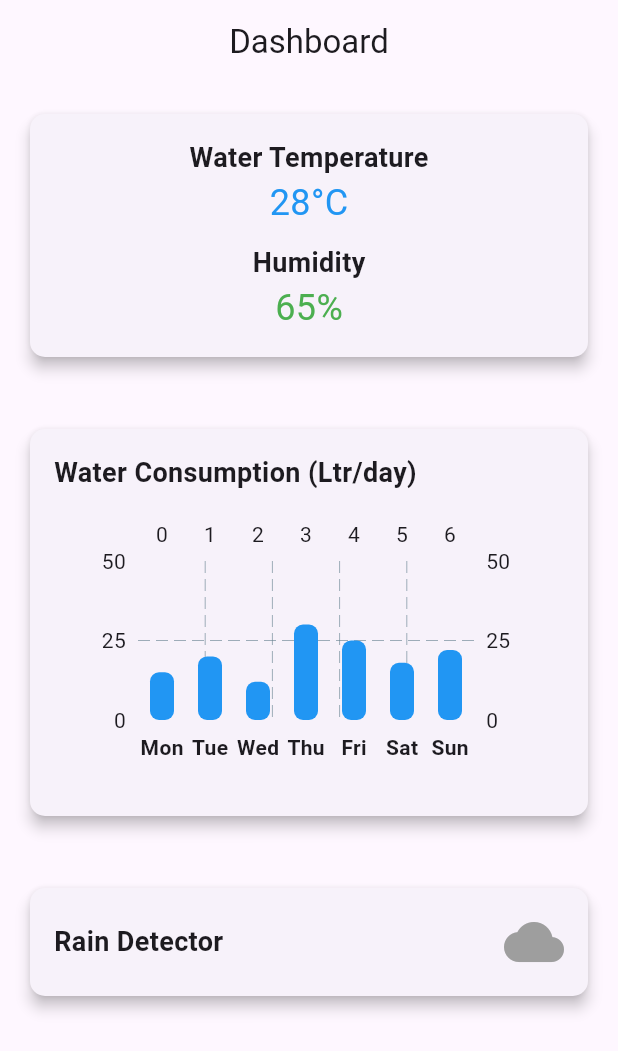
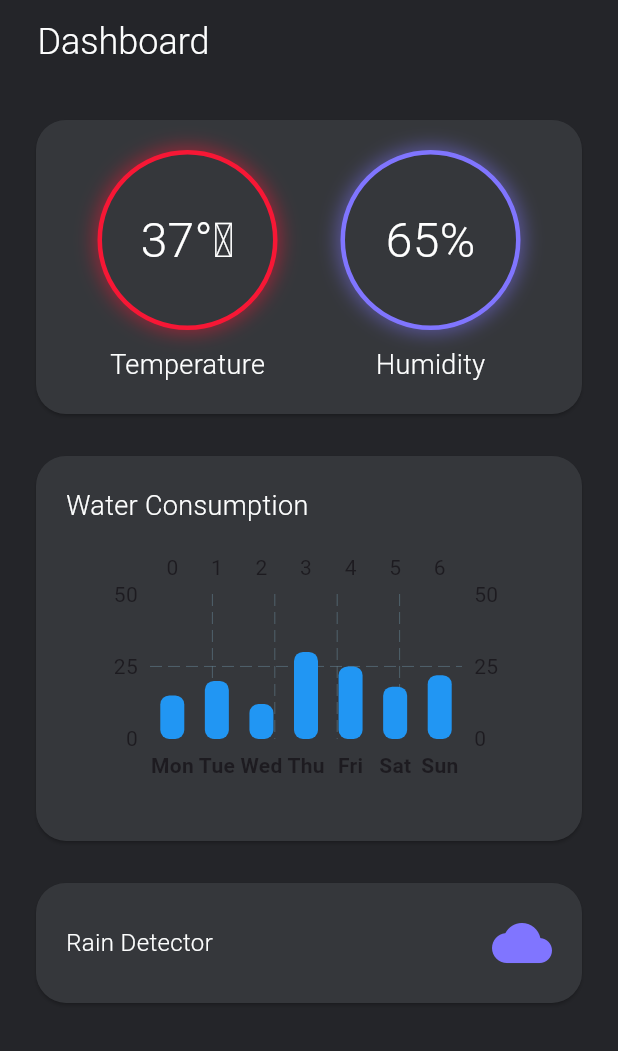
Before and after one commit to raedbgr/SmartDrop, a Flutter app: the screen it shows after launch, on a phone screen of 412 x 824 dp. Shown: the top 1051 px of the screen. Run offline on Flutter 3.47's test engine with Material 3 defaults, Android fonts, the phone set to English and light mode, and no system bars; drawn by our look-alikes of fl_chart; our stand-ins replace get, syncfusion_flutter_gauges.

Commit message:
-added temperature & humidity Gauges

```diff
--- /dev/null
+++ b/lib/components/Widgets/humidity_gauge.dart
@@ -0,0 +1,41 @@
+import '/imports.dart';
+
+class HumidityGauge extends StatelessWidget {
+  final double humidity;
+  HumidityGauge({Key? key, required this.humidity}) : super(key: key);
+  Color color = const Color(0xff8075ff);
+
+  @override
+  Widget build(BuildContext context) {
+    return Column(
+      mainAxisAlignment: MainAxisAlignment.center,
+      children: <Widget>[
+        Container(
+          width: 120,
+          height: 120,
+          decoration: BoxDecoration(
+            border: Border.all(
+              color: color,
+              width: 3,
+            ),
+            shape: BoxShape.circle,
+            color: const Color(0xFF35373b),
+            boxShadow: [
+              BoxShadow(
+                color: color.withOpacity(0.5),
+                blurRadius: 10,
+                spreadRadius: 2,
+              ),
+            ],
+          ),
+          child: Center(
+            child: Text(
+              '${humidity.toInt()}%',
+              style: const TextStyle(fontSize: 32, fontWeight: FontWeight.w300, color: Colors.white),
+            ),
+          ),
+        ),
+      ],
+    );
+  }
+}
--- /dev/null
+++ b/lib/components/Widgets/temp_gauge.dart
@@ -0,0 +1,51 @@
+import '/imports.dart';
+
+class TemperatureGauge extends StatelessWidget {
+  final double temperature;
+
+  const TemperatureGauge({Key? key, required this.temperature}) : super(key: key);
+
+  Color _getTemperatureColor(double temp) {
+    if (temp < 15) {
+      return Colors.blue;
+    } else if (temp < 30) {
+      return Colors.orange;
+    } else {
+      return const Color(0xfff71735);
+    }
+  }
+
+  @override
+  Widget build(BuildContext context) {
+    return Column(
+      mainAxisAlignment: MainAxisAlignment.center,
+      children: <Widget>[
+        Container(
+          width: 120,
+          height: 120,
+          decoration: BoxDecoration(
+            border: Border.all(
+              color: _getTemperatureColor(temperature),
+              width: 3,
+            ),
+            shape: BoxShape.circle,
+            color: const Color(0xFF35373b),
+            boxShadow: [
+              BoxShadow(
+                color: _getTemperatureColor(temperature).withOpacity(0.5),
+                blurRadius: 10,
+                spreadRadius: 2,
+              ),
+            ],
+          ),
+          child: Center(
+            child: Text(
+              '${temperature.toInt()}°ᶜ',
+              style: const TextStyle(fontSize: 32, fontWeight: FontWeight.w300, color: Colors.white),
+            ),
+          ),
+        ),
+      ],
+    );
+  }
+}
--- a/lib/components/Widgets/water_consumption_chart.dart
+++ b/lib/components/Widgets/water_consumption_chart.dart
@@ -60,7 +60,7 @@ class WaterConsumptionChart extends StatelessWidget {
       padding: const EdgeInsets.only(top: 8.0),
       child: Text(
         days[value.toInt() % days.length], // Cycle through days
-        style: const TextStyle(fontWeight: FontWeight.bold, fontSize: 14),
+        style: TextStyle(fontWeight: FontWeight.bold, fontSize: 14),
       ),
     );
   }
--- a/lib/imports.dart
+++ b/lib/imports.dart
@@ -1,6 +1,10 @@
 export 'package:flutter/material.dart';
+export 'dart:math';
 export 'package:get/get.dart';
 export 'package:fl_chart/fl_chart.dart';
+export 'package:syncfusion_flutter_gauges/gauges.dart';
 export 'routes.dart';
 export 'views/dashboard.dart';
 export 'components/Widgets/water_consumption_chart.dart';
+export 'components/Widgets/temp_gauge.dart';
+export 'components/Widgets/humidity_gauge.dart';
--- a/lib/views/dashboard.dart
+++ b/lib/views/dashboard.dart
@@ -6,61 +6,108 @@ class DashboardPage extends StatefulWidget {
 }
 
 class _DashboardPageState extends State<DashboardPage> {
+  double temperature = 37.0; // Example temperature value
+  double humidity = 65.0; // Example humidity value
+
   @override
   Widget build(BuildContext context) {
     return Scaffold(
-      appBar: AppBar(title: const Text("Dashboard"), centerTitle: true,),
-      body: Padding(
-        padding: const EdgeInsets.all(16.0),
+      backgroundColor: const Color(0xFF242529),
+      appBar: AppBar(
+        titleSpacing: 25,
+        backgroundColor: const Color(0xFF242529),
+        title: const Text(
+            "Dashboard",
+            style: TextStyle(
+                color: Color(0xfffdfefe),
+                fontSize: 24,
+                fontWeight: FontWeight.w300)
+        ),
+      ),
+      body: SafeArea(
+        child: Padding(
+          padding: const EdgeInsets.all(20),
           child: Column(
             crossAxisAlignment: CrossAxisAlignment.stretch,
-          spacing: 40,
+            spacing: 20,
             children: [
               // Water Temperature & Humidity
               Card(
-              elevation: 4,
-              shape: RoundedRectangleBorder(borderRadius: BorderRadius.circular(10)),
-              child: const Padding(
-                padding: EdgeInsets.all(16.0),
-                child: Column(
+                color: const Color(0xFF35373b),
+                shape: RoundedRectangleBorder(
+                    borderRadius: BorderRadius.circular(20)),
+                child: Padding(
+                  padding: const EdgeInsets.all(20),
+                  child: Row(
+                    mainAxisAlignment: MainAxisAlignment.spaceAround,
                     children: [
-                    Text("Water Temperature", style: TextStyle(fontSize: 18, fontWeight: FontWeight.bold)),
-                    Text("28°C", style: TextStyle(fontSize: 24, color: Colors.blue)),
-                    SizedBox(height: 10),
-                    Text("Humidity", style: TextStyle(fontSize: 18, fontWeight: FontWeight.bold)),
-                    Text("65%", style: TextStyle(fontSize: 24, color: Colors.green)),
+                      // temperature gauge
+                      Column(
+                        spacing: 10,
+                        children: [
+                          TemperatureGauge(temperature: temperature),
+                          const Text("Temperature",
+                              style: TextStyle(
+                                  color: Color(0xfffdfefe),
+                                  fontSize: 18,
+                                  fontWeight: FontWeight.w300)),
+                        ],
+                      ),
+                      // humidity gauge
+                      Column(
+                        spacing: 10,
+                        children: [
+                          HumidityGauge(humidity: humidity),
+                          const Text("Humidity",
+                              style: TextStyle(
+                                  color: Color(0xfffdfefe),
+                                  fontSize: 18,
+                                  fontWeight: FontWeight.w300)),
+                        ],
+                      ),
                     ],
                   ),
                 ),
               ),
-
               // Water Consumption Graph
               Card(
-              elevation: 4,
-              shape: RoundedRectangleBorder(borderRadius: BorderRadius.circular(10)),
+                color: const Color(0xFF35373b),
+                shape: RoundedRectangleBorder(
+                    borderRadius: BorderRadius.circular(20)),
                 child: Padding(
-                padding: const EdgeInsets.all(16.0),
+                  padding: const EdgeInsets.all(20),
                   child: Column(
                     crossAxisAlignment: CrossAxisAlignment.stretch,
                     children: [
-                    const Text("Water Consumption (Ltr/day)", style: TextStyle(fontSize: 18, fontWeight: FontWeight.bold)),
-                    WaterConsumptionChart(waterConsumption: [15, 20, 12, 30, 25, 18, 22]),
+                      const Text("Water Consumption",
+                          style: TextStyle(
+                              color: Color(0xfffdfefe),
+                              fontSize: 18,
+                              fontWeight: FontWeight.w300)),
+                      WaterConsumptionChart(
+                          waterConsumption: const [15, 20, 12, 30, 25, 18, 22]),
                     ],
                   ),
                 ),
               ),
-
               // Rain Detector
               Card(
-              elevation: 4,
-              shape: RoundedRectangleBorder(borderRadius: BorderRadius.circular(10)),
+                color: const Color(0xFF35373b),
+                shape: RoundedRectangleBorder(
+                    borderRadius: BorderRadius.circular(20)),
                 child: const Padding(
-                padding: EdgeInsets.all(16.0),
+                  padding: EdgeInsets.all(20),
                   child: Row(
                     mainAxisAlignment: MainAxisAlignment.spaceBetween,
                     children: [
-                    Text("Rain Detector", style: TextStyle(fontSize: 18, fontWeight: FontWeight.bold)),
-                    Icon(Icons.cloud, color: Colors.grey, size: 40), // Change based on status
+                      Text("Rain Detector",
+                          style: TextStyle(
+                              color: Color(0xfffdfefe),
+                              fontSize: 16,
+                              fontWeight: FontWeight.w300)),
+                      Icon(Icons.cloud,
+                          color: Color(0xff8075ff),
+                          size: 40), // Change based on status
                     ],
                   ),
                 ),
@@ -68,6 +115,7 @@ class _DashboardPageState extends State<DashboardPage> {
             ],
           ),
         ),
+      ),
     );
   }
 }
--- a/pubspec.yaml
+++ b/pubspec.yaml
@@ -37,6 +37,7 @@ dependencies:
   cupertino_icons: ^1.0.8
   get: ^4.7.2
   fl_chart: ^0.70.2
+  syncfusion_flutter_gauges: ^28.2.6
 
 dev_dependencies:
   flutter_test:
```
Also changed, not shown: pubspec.lock, 4 other files. Lines whose indentation alone changed are shown as unchanged.
